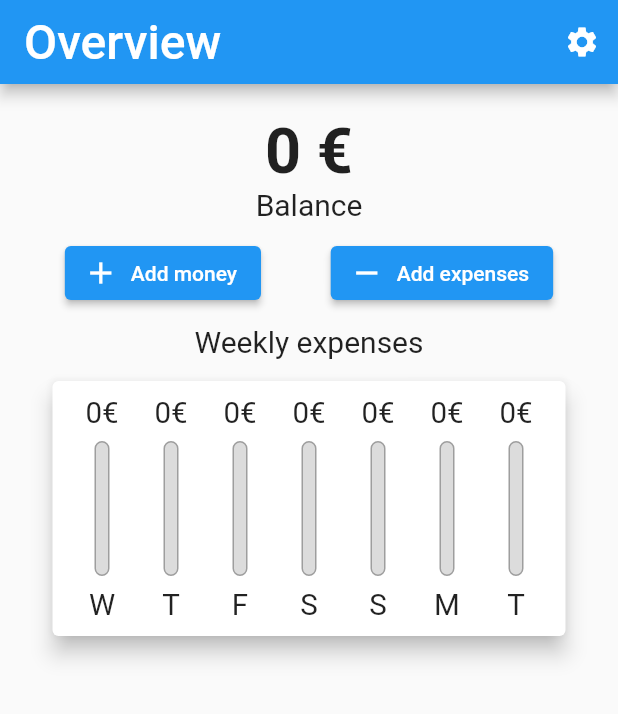
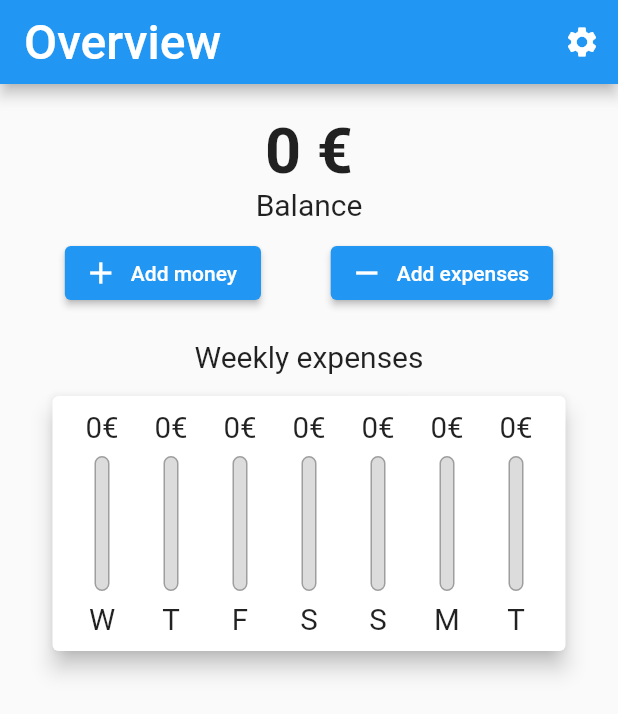
Before and after one commit to Nezas/BudgetManager, a Flutter app: the screen it shows after launch, on a phone screen of 412 x 824 dp. Shown: the top 714 px of the screen. Run offline on Flutter 3.47's test engine with Material 2 defaults, Android fonts, the phone set to English and light mode, and no system bars.

Commit message:
Code refactoring

```diff
--- a/lib/main.dart
+++ b/lib/main.dart
@@ -2,6 +2,7 @@ import 'package:flutter/material.dart';
 
 import './models/transaction.dart';
 import './widgets/chart.dart';
+import './widgets/balance.dart';
 
 void main() {
   runApp(MyApp());
@@ -63,38 +64,9 @@ class _HomePageState extends State<HomePage> {
         margin: EdgeInsets.all(20),
         child: Column(
           children: <Widget>[
-              Text(
-                "0 €",
-                style: TextStyle(fontSize: 42, fontWeight: FontWeight.bold),
-              ),
-              Text(
-                "Balance",
-                style: TextStyle(fontSize: 20),
-              ),
+            Balance(),
             SizedBox(
-                height: 10,
-              ),
-              Row(
-                mainAxisAlignment: MainAxisAlignment.spaceAround,
-                children: [
-                  ElevatedButton.icon(
-                    label: Text("Add money"),
-                    icon: Icon(Icons.add),
-                    onPressed: () {
-                      print("Add");
-                    },
-                  ),
-                  ElevatedButton.icon(
-                    label: Text("Add expenses"),
-                    icon: Icon(Icons.remove),
-                    onPressed: () {
-                      print("Remove");
-                    },
-                  ),
-                ],
-              ),
-              SizedBox(
-                height: 10,
+              height: 20,
             ),
             Text(
               "Weekly expenses",
@@ -105,7 +77,8 @@ class _HomePageState extends State<HomePage> {
               child: Chart(_recentTransactions),
             ),
           ],
-          )),
+        ),
+      ),
     );
   }
 }
--- /dev/null
+++ b/lib/widgets/balance.dart
@@ -0,0 +1,48 @@
+import 'package:flutter/material.dart';
+
+class Balance extends StatefulWidget {
+  @override
+  _BalanceState createState() => _BalanceState();
+}
+
+class _BalanceState extends State<Balance> {
+  @override
+  Widget build(BuildContext context) {
+    return Container(
+      child: Column(
+        children: <Widget>[
+          Text(
+            "0 €",
+            style: TextStyle(fontSize: 42, fontWeight: FontWeight.bold),
+          ),
+          Text(
+            "Balance",
+            style: TextStyle(fontSize: 20),
+          ),
+          SizedBox(
+            height: 10,
+          ),
+          Row(
+            mainAxisAlignment: MainAxisAlignment.spaceAround,
+            children: [
+              ElevatedButton.icon(
+                label: Text("Add money"),
+                icon: Icon(Icons.add),
+                onPressed: () {
+                  print("Add");
+                },
+              ),
+              ElevatedButton.icon(
+                label: Text("Add expenses"),
+                icon: Icon(Icons.remove),
+                onPressed: () {
+                  print("Remove");
+                },
+              ),
+            ],
+          ),
+        ],
+      ),
+    );
+  }
+}
```
Lines whose indentation alone changed are shown as unchanged.
